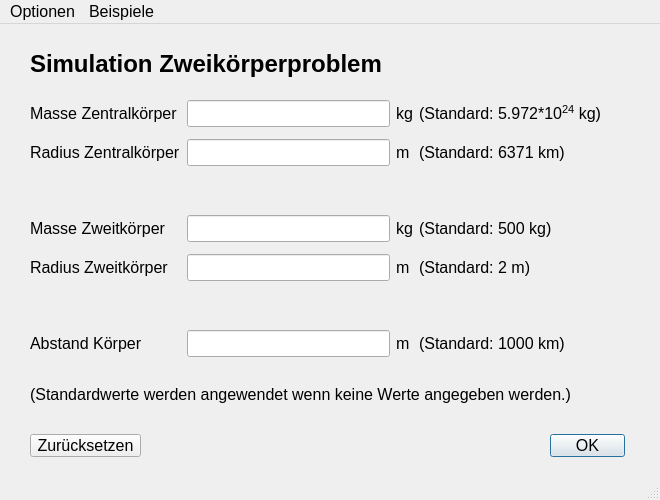
Qt form ui/entry.ui (fflopsi/twobodyproblem) before a commit.
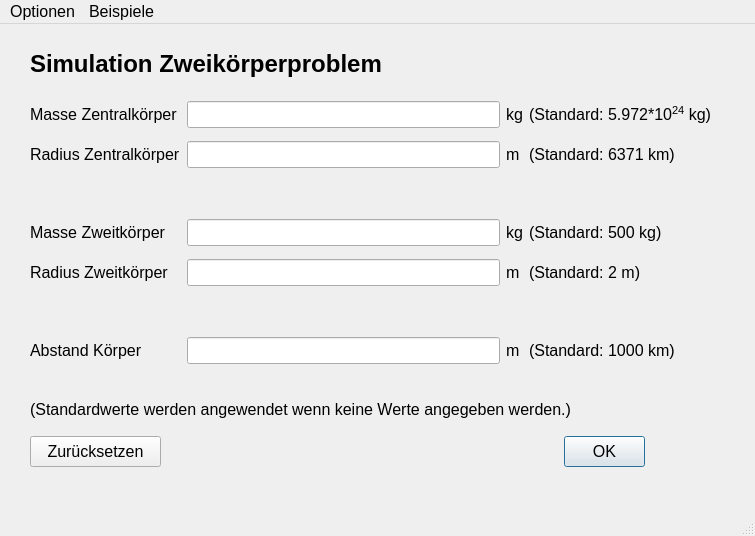
The same form after that commit.

Commit message: adapt ui to 125% scaling

```diff
--- a/ui/entry.ui
+++ b/ui/entry.ui
@@ -6,8 +6,8 @@
    <rect>
     <x>0</x>
     <y>0</y>
-    <width>660</width>
-    <height>500</height>
+    <width>755</width>
+    <height>536</height>
    </rect>
   </property>
   <property name="sizePolicy">
@@ -41,9 +41,9 @@
     <property name="geometry">
      <rect>
       <x>30</x>
-      <y>360</y>
-      <width>571</width>
-      <height>21</height>
+      <y>370</y>
+      <width>701</width>
+      <height>31</height>
      </rect>
     </property>
     <property name="text">
@@ -66,10 +66,10 @@
    <widget class="QPushButton" name="b_ok">
     <property name="geometry">
      <rect>
-      <x>550</x>
-      <y>410</y>
-      <width>75</width>
-      <height>23</height>
+      <x>564</x>
+      <y>412</y>
+      <width>81</width>
+      <height>31</height>
      </rect>
     </property>
     <property name="text">
@@ -83,9 +83,9 @@
     <property name="geometry">
      <rect>
       <x>30</x>
-      <y>410</y>
-      <width>111</width>
-      <height>23</height>
+      <y>412</y>
+      <width>131</width>
+      <height>31</height>
      </rect>
     </property>
     <property name="text">
@@ -97,8 +97,8 @@
      <rect>
       <x>30</x>
       <y>70</y>
-      <width>571</width>
-      <height>271</height>
+      <width>681</width>
+      <height>281</height>
      </rect>
     </property>
     <layout class="QGridLayout" name="gridLayout">
@@ -257,8 +257,8 @@
     <rect>
      <x>0</x>
      <y>0</y>
-     <width>660</width>
-     <height>24</height>
+     <width>755</width>
+     <height>34</height>
     </rect>
    </property>
    <widget class="QMenu" name="menuOptionen">
```
The commit also changes 2 other files.
